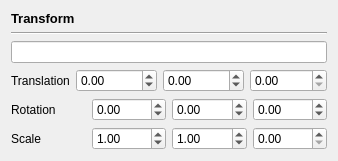
First picture: the form in AdvancedGraphics/transformwidget.ui, repository Trodek/Advanced-Graphics-Subject, before the edit.
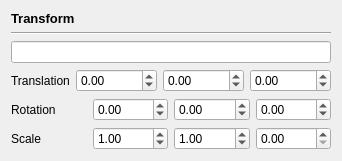
Second picture: the form after the edit.

What changed in the file:
```diff
--- a/AdvancedGraphics/transformwidget.ui
+++ b/AdvancedGraphics/transformwidget.ui
@@ -81,6 +81,9 @@
      </item>
      <item>
       <widget class="QDoubleSpinBox" name="PosZ">
+       <property name="minimum">
+        <double>-10000.000000000000000</double>
+       </property>
        <property name="maximum">
         <double>10000.000000000000000</double>
        </property>
```
